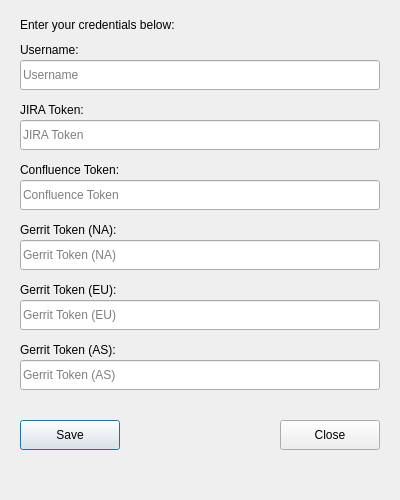
Qt form settings.ui (nakkasoft/das-worklog) before a commit.
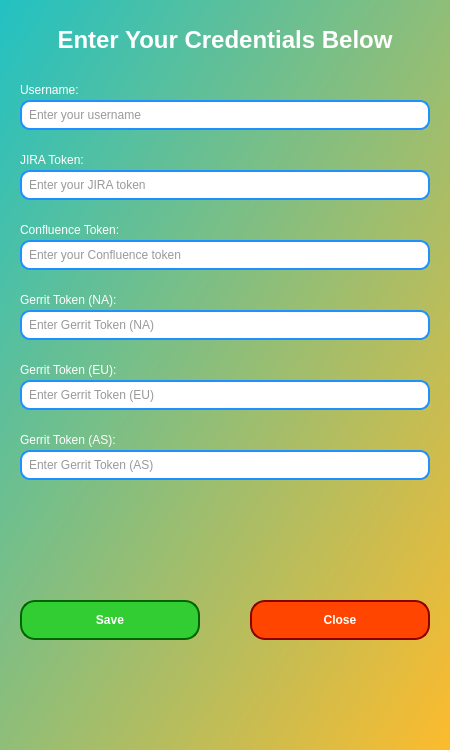
The same form after that commit.

What changed in the file:
```diff
--- a/settings.ui
+++ b/settings.ui
@@ -6,36 +6,74 @@
    <rect>
     <x>0</x>
     <y>0</y>
-    <width>400</width>
-    <height>500</height>
+    <width>450</width>
+    <height>750</height>
    </rect>
   </property>
   <property name="windowTitle">
    <string>Settings</string>
   </property>
   <widget class="QWidget" name="centralwidget">
+   <!-- Background -->
+   <widget class="QLabel" name="background">
+    <property name="geometry">
+     <rect>
+      <x>0</x>
+      <y>0</y>
+      <width>450</width>
+      <height>750</height>
+     </rect>
+    </property>
+    <property name="styleSheet">
+     <string notr="true">
+       background: qlineargradient(spread:pad, x1:0, y1:0, x2:1, y2:1, stop:0 rgba(34, 193, 195, 255), stop:1 rgba(253, 187, 45, 255));
+     </string>
+    </property>
+    <property name="text">
+     <string/>
+    </property>
+   </widget>
+
+   <!-- Title -->
    <widget class="QLabel" name="label">
     <property name="geometry">
      <rect>
       <x>20</x>
-      <y>10</y>
-      <width>360</width>
-      <height>30</height>
+      <y>20</y>
+      <width>410</width>
+      <height>40</height>
      </rect>
     </property>
+    <property name="font">
+     <font>
+      <family>Arial</family>
+      <pointsize>18</pointsize>
+      <weight>75</weight>
+      <bold>true</bold>
+     </font>
+    </property>
+    <property name="styleSheet">
+     <string notr="true">color: white;</string>
+    </property>
     <property name="text">
-     <string>Enter your credentials below:</string>
+     <string>Enter Your Credentials Below</string>
+    </property>
+    <property name="alignment">
+     <set>Qt::AlignCenter</set>
     </property>
    </widget>
    <widget class="QLabel" name="usernameLabel">
     <property name="geometry">
      <rect>
       <x>20</x>
-      <y>40</y>
-      <width>360</width>
+      <y>80</y>
+      <width>410</width>
       <height>20</height>
      </rect>
     </property>
+    <property name="styleSheet">
+     <string notr="true">color: white;</string>
+    </property>
     <property name="text">
      <string>Username:</string>
     </property>
@@ -44,24 +82,41 @@
     <property name="geometry">
      <rect>
       <x>20</x>
-      <y>60</y>
-      <width>360</width>
-      <height>30</height>
-     </rect>
-    </property>
-    <property name="placeholderText">
-     <string>Username</string>
-    </property>
-   </widget>
-   <widget class="QLabel" name="jiraTokenLabel">
-    <property name="geometry">
-     <rect>
-      <x>20</x>
       <y>100</y>
-      <width>360</width>
+      <width>410</width>
+      <height>30</height>
+     </rect>
+    </property>
+    <property name="styleSheet">
+     <string notr="true">
+       QLineEdit {
+         border: 2px solid #1e90ff;
+         border-radius: 10px;
+         background-color: rgb(255, 255, 255);
+         padding: 5px;
+         font-size: 12px;
+         color: #333;
+       }
+     </string>
+    </property>
+    <property name="placeholderText">
+     <string>Enter your username</string>
+    </property>
+   </widget>
+
+   <!-- JIRA Token -->
+   <widget class="QLabel" name="jiraTokenLabel">
+    <property name="geometry">
+     <rect>
+      <x>20</x>
+      <y>150</y>
+      <width>410</width>
       <height>20</height>
      </rect>
     </property>
+    <property name="styleSheet">
+     <string notr="true">color: white;</string>
+    </property>
     <property name="text">
      <string>JIRA Token:</string>
     </property>
@@ -70,24 +125,39 @@
     <property name="geometry">
      <rect>
       <x>20</x>
-      <y>120</y>
-      <width>360</width>
+      <y>170</y>
+      <width>410</width>
       <height>30</height>
      </rect>
     </property>
+    <property name="styleSheet">
+     <string notr="true">
+       QLineEdit {
+         border: 2px solid #1e90ff;
+         border-radius: 10px;
+         background-color: rgb(255, 255, 255);
+         padding: 5px;
+         font-size: 12px;
+         color: #333;
+       }
+     </string>
+    </property>
     <property name="placeholderText">
-     <string>JIRA Token</string>
+     <string>Enter your JIRA token</string>
     </property>
    </widget>
    <widget class="QLabel" name="confluenceTokenLabel">
     <property name="geometry">
      <rect>
       <x>20</x>
-      <y>160</y>
-      <width>360</width>
+      <y>220</y>
+      <width>410</width>
       <height>20</height>
      </rect>
     </property>
+    <property name="styleSheet">
+     <string notr="true">color: white;</string>
+    </property>
     <property name="text">
      <string>Confluence Token:</string>
     </property>
@@ -96,24 +166,39 @@
     <property name="geometry">
      <rect>
       <x>20</x>
-      <y>180</y>
-      <width>360</width>
+      <y>240</y>
+      <width>410</width>
       <height>30</height>
      </rect>
     </property>
+    <property name="styleSheet">
+     <string notr="true">
+       QLineEdit {
+         border: 2px solid #1e90ff;
+         border-radius: 10px;
+         background-color: rgb(255, 255, 255);
+         padding: 5px;
+         font-size: 12px;
+         color: #333;
+       }
+     </string>
+    </property>
     <property name="placeholderText">
-     <string>Confluence Token</string>
+     <string>Enter your Confluence token</string>
     </property>
    </widget>
    <widget class="QLabel" name="gerritTokenNaLabel">
     <property name="geometry">
      <rect>
       <x>20</x>
-      <y>220</y>
-      <width>360</width>
+      <y>290</y>
+      <width>410</width>
       <height>20</height>
      </rect>
     </property>
+    <property name="styleSheet">
+     <string notr="true">color: white;</string>
+    </property>
     <property name="text">
      <string>Gerrit Token (NA):</string>
     </property>
@@ -122,24 +207,39 @@
     <property name="geometry">
      <rect>
       <x>20</x>
-      <y>240</y>
-      <width>360</width>
+      <y>310</y>
+      <width>410</width>
       <height>30</height>
      </rect>
     </property>
+    <property name="styleSheet">
+     <string notr="true">
+       QLineEdit {
+         border: 2px solid #1e90ff;
+         border-radius: 10px;
+         background-color: rgb(255, 255, 255);
+         padding: 5px;
+         font-size: 12px;
+         color: #333;
+       }
+     </string>
+    </property>
     <property name="placeholderText">
-     <string>Gerrit Token (NA)</string>
+     <string>Enter Gerrit Token (NA)</string>
     </property>
    </widget>
    <widget class="QLabel" name="gerritTokenEuLabel">
     <property name="geometry">
      <rect>
       <x>20</x>
-      <y>280</y>
-      <width>360</width>
+      <y>360</y>
+      <width>410</width>
       <height>20</height>
      </rect>
     </property>
+    <property name="styleSheet">
+     <string notr="true">color: white;</string>
+    </property>
     <property name="text">
      <string>Gerrit Token (EU):</string>
     </property>
@@ -148,24 +248,39 @@
     <property name="geometry">
      <rect>
       <x>20</x>
-      <y>300</y>
-      <width>360</width>
+      <y>380</y>
+      <width>410</width>
       <height>30</height>
      </rect>
     </property>
+    <property name="styleSheet">
+     <string notr="true">
+       QLineEdit {
+         border: 2px solid #1e90ff;
+         border-radius: 10px;
+         background-color: rgb(255, 255, 255);
+         padding: 5px;
+         font-size: 12px;
+         color: #333;
+       }
+     </string>
+    </property>
     <property name="placeholderText">
-     <string>Gerrit Token (EU)</string>
+     <string>Enter Gerrit Token (EU)</string>
     </property>
    </widget>
    <widget class="QLabel" name="gerritTokenAsLabel">
     <property name="geometry">
      <rect>
       <x>20</x>
-      <y>340</y>
-      <width>360</width>
+      <y>430</y>
+      <width>410</width>
       <height>20</height>
      </rect>
     </property>
+    <property name="styleSheet">
+     <string notr="true">color: white;</string>
+    </property>
     <property name="text">
      <string>Gerrit Token (AS):</string>
     </property>
@@ -174,24 +289,53 @@
     <property name="geometry">
      <rect>
       <x>20</x>
-      <y>360</y>
-      <width>360</width>
+      <y>450</y>
+      <width>410</width>
       <height>30</height>
      </rect>
     </property>
+    <property name="styleSheet">
+     <string notr="true">
+       QLineEdit {
+         border: 2px solid #1e90ff;
+         border-radius: 10px;
+         background-color: rgb(255, 255, 255);
+         padding: 5px;
+         font-size: 12px;
+         color: #333;
+       }
+     </string>
+    </property>
     <property name="placeholderText">
-     <string>Gerrit Token (AS)</string>
+     <string>Enter Gerrit Token (AS)</string>
     </property>
    </widget>
    <widget class="QPushButton" name="saveSettingsButton">
     <property name="geometry">
      <rect>
       <x>20</x>
-      <y>420</y>
-      <width>100</width>
-      <height>30</height>
+      <y>600</y>
+      <width>180</width>
+      <height>40</height>
      </rect>
     </property>
+    <property name="styleSheet">
+     <string notr="true">
+       QPushButton {
+         border: 2px solid #006400;
+         background-color: #32cd32;
+         border-radius: 15px;
+         color: white;
+         font-weight: bold;
+       }
+       QPushButton:hover {
+         background-color: #228b22;
+       }
+       QPushButton:pressed {
+         background-color: #006400;
+       }
+     </string>
+    </property>
     <property name="text">
      <string>Save</string>
     </property>
@@ -199,12 +343,29 @@
    <widget class="QPushButton" name="closeSettingsButton">
     <property name="geometry">
      <rect>
-      <x>280</x>
-      <y>420</y>
-      <width>100</width>
-      <height>30</height>
+      <x>250</x>
+      <y>600</y>
+      <width>180</width>
+      <height>40</height>
      </rect>
     </property>
+    <property name="styleSheet">
+     <string notr="true">
+       QPushButton {
+         border: 2px solid #8b0000;
+         background-color: #ff4500;
+         border-radius: 15px;
+         color: white;
+         font-weight: bold;
+       }
+       QPushButton:hover {
+         background-color: #dc143c;
+       }
+       QPushButton:pressed {
+         background-color: #8b0000;
+       }
+     </string>
+    </property>
     <property name="text">
      <string>Close</string>
     </property>
```
Left out of the diff: 14 changed lines with no effect on the pictures.
